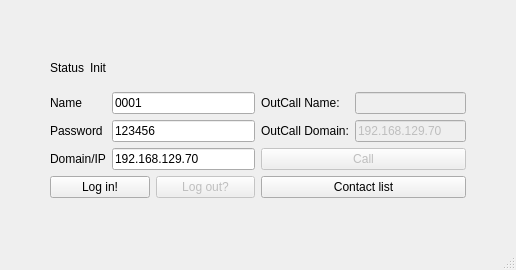
The window that main_window.ui (FunnySqirrel/Softophone) describes before a commit, drawn with Qt 5.
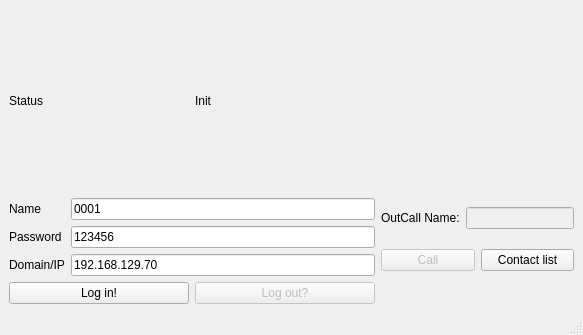
The same window after the commit.

Commit message: Finish contact list functionality.

Diff of the .ui file:
```diff
--- a/main_window.ui
+++ b/main_window.ui
@@ -6,32 +6,17 @@
    <rect>
     <x>0</x>
     <y>0</y>
-    <width>516</width>
-    <height>270</height>
+    <width>583</width>
+    <height>335</height>
    </rect>
   </property>
   <property name="windowTitle">
    <string>Softophone</string>
   </property>
   <widget class="QWidget" name="centralwidget">
-   <layout class="QGridLayout" name="gridLayout_3" rowstretch="0,1,1,1" columnstretch="0,0">
-    <property name="sizeConstraint">
-     <enum>QLayout::SetDefaultConstraint</enum>
-    </property>
-    <property name="leftMargin">
-     <number>50</number>
-    </property>
-    <property name="topMargin">
-     <number>50</number>
-    </property>
-    <property name="rightMargin">
-     <number>50</number>
-    </property>
-    <property name="bottomMargin">
-     <number>50</number>
-    </property>
+   <layout class="QGridLayout" name="gridLayout">
     <item row="0" column="0">
-     <layout class="QHBoxLayout" name="horizontalLayout_2" stretch="0,1">
+     <layout class="QHBoxLayout" name="horizontalLayout_2" stretch="0,0">
       <item>
        <widget class="QLabel" name="status_label">
         <property name="text">
@@ -97,39 +82,22 @@
       </item>
      </layout>
     </item>
-    <item row="1" column="1">
-     <layout class="QGridLayout" name="gridLayout">
-      <item row="1" column="0">
-       <widget class="QLabel" name="OutCallDomainLabel">
-        <property name="text">
-         <string>OutCall Domain:</string>
-        </property>
-       </widget>
-      </item>
-      <item row="0" column="1">
-       <widget class="QLineEdit" name="outcall_name_value">
-        <property name="enabled">
-         <bool>false</bool>
-        </property>
-       </widget>
-      </item>
-      <item row="1" column="1">
-       <widget class="QLineEdit" name="outcall_domain_value">
-        <property name="enabled">
-         <bool>false</bool>
-        </property>
-        <property name="text">
-         <string>192.168.129.70</string>
-        </property>
-       </widget>
-      </item>
-      <item row="0" column="0">
+    <item row="1" column="1" colspan="2">
+     <layout class="QHBoxLayout" name="horizontalLayout_3">
+      <item>
        <widget class="QLabel" name="OutCallNameLabel">
         <property name="text">
          <string>OutCall Name:</string>
         </property>
        </widget>
       </item>
+      <item>
+       <widget class="QLineEdit" name="outcall_name_value">
+        <property name="enabled">
+         <bool>false</bool>
+        </property>
+       </widget>
+      </item>
      </layout>
     </item>
     <item row="2" column="1">
@@ -142,6 +110,13 @@
       </property>
      </widget>
     </item>
+    <item row="2" column="2">
+     <widget class="QPushButton" name="contact_list_btn">
+      <property name="text">
+       <string>Contact list</string>
+      </property>
+     </widget>
+    </item>
     <item row="3" column="0">
      <layout class="QHBoxLayout" name="horizontalLayout">
       <item>
@@ -178,13 +153,6 @@
       </item>
      </layout>
     </item>
-    <item row="3" column="1">
-     <widget class="QPushButton" name="contact_list_btn">
-      <property name="text">
-       <string>Contact list</string>
-      </property>
-     </widget>
-    </item>
    </layout>
   </widget>
   <widget class="QStatusBar" name="statusbar"/>
```
Left out of the diff: 2 changed lines with no effect on the pictures. The commit also changes 11 other files.
